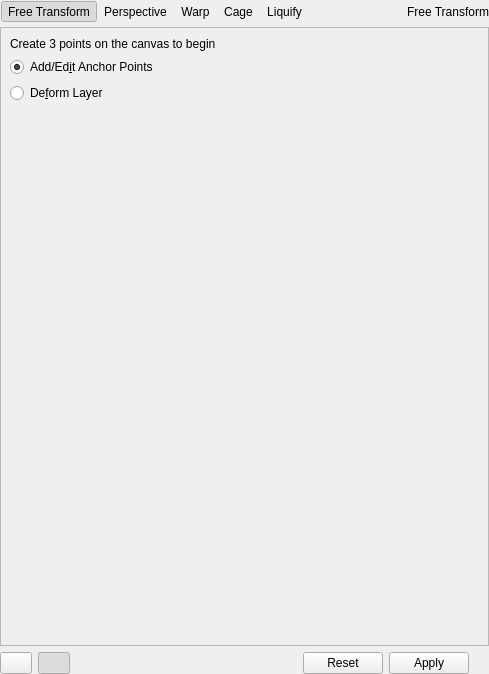
Qt form plugins/tools/tool_transform2/wdg_tool_transform.ui (KDE/krita) before a commit.
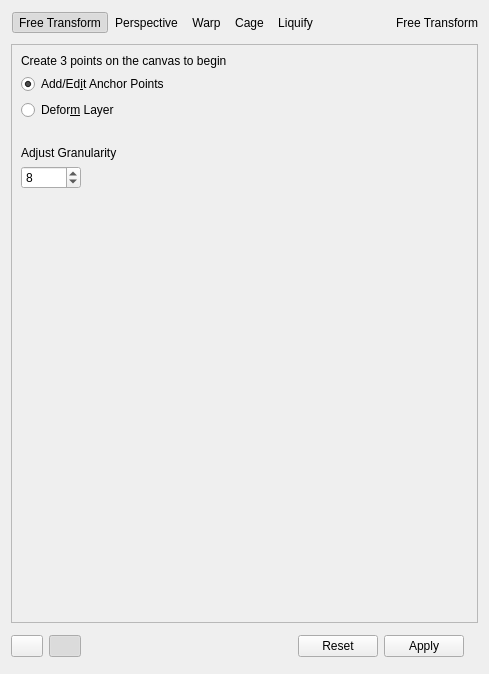
The same form after that commit. The open tabs and pages were chosen to show the change. Custom widgets are drawn as their Qt base class.

Commit message:
Added a QSpinBox to adjust granularity while doing transforms
Summary:
The patch adds a QSpinBox to the transform tool options to adjust the granularity while doing transforms.

This patch fixes real transformation granularity only, preview
granularity will be solved in the following patches.

CCBUG:344210

Reviewers: #krita, rempt, dkazakov
Reviewed By: #krita, dkazakov
Subscribers: #krita
Tags: #krita

```diff
--- a/plugins/tools/tool_transform2/wdg_tool_transform.ui
+++ b/plugins/tools/tool_transform2/wdg_tool_transform.ui
@@ -38,21 +38,6 @@
    <enum>Qt::LeftToRight</enum>
   </property>
   <layout class="QVBoxLayout" name="verticalLayout_5">
-   <property name="spacing">
-    <number>0</number>
-   </property>
-   <property name="leftMargin">
-    <number>0</number>
-   </property>
-   <property name="topMargin">
-    <number>0</number>
-   </property>
-   <property name="rightMargin">
-    <number>0</number>
-   </property>
-   <property name="bottomMargin">
-    <number>0</number>
-   </property>
    <item>
     <layout class="QHBoxLayout" name="horizontalLayout">
      <property name="bottomMargin">
@@ -1642,6 +1627,12 @@
       </layout>
      </widget>
      <widget class="QWidget" name="cageTransformPage">
+      <property name="layoutDirection">
+       <enum>Qt::LeftToRight</enum>
+      </property>
+      <property name="autoFillBackground">
+       <bool>false</bool>
+      </property>
       <layout class="QVBoxLayout" name="verticalLayout_6">
        <item>
         <widget class="QLabel" name="cageTransformDirections">
@@ -1669,7 +1660,7 @@
           <bool>true</bool>
          </property>
          <property name="text">
-          <string>De&amp;form Layer</string>
+          <string>Defor&amp;m Layer</string>
          </property>
          <attribute name="buttonGroup">
           <string notr="true">cageTransformButtonGroup</string>
@@ -1677,7 +1668,58 @@
         </widget>
        </item>
        <item>
-        <spacer name="verticalSpacer_4">
+        <spacer name="verticalSpacer_3">
+         <property name="orientation">
+          <enum>Qt::Vertical</enum>
+         </property>
+         <property name="sizeType">
+          <enum>QSizePolicy::Minimum</enum>
+         </property>
+         <property name="sizeHint" stdset="0">
+          <size>
+           <width>20</width>
+           <height>20</height>
+          </size>
+         </property>
+        </spacer>
+       </item>
+       <item>
+        <widget class="QLabel" name="label_3">
+         <property name="text">
+          <string>Adjust Granularity</string>
+         </property>
+        </widget>
+       </item>
+       <item>
+        <widget class="QSpinBox" name="changeGranularity">
+         <property name="sizePolicy">
+          <sizepolicy hsizetype="Fixed" vsizetype="Fixed">
+           <horstretch>0</horstretch>
+           <verstretch>0</verstretch>
+          </sizepolicy>
+         </property>
+         <property name="maximumSize">
+          <size>
+           <width>60</width>
+           <height>16777215</height>
+          </size>
+         </property>
+         <property name="toolTip">
+          <string>Set Granularity</string>
+         </property>
+         <property name="inputMethodHints">
+          <set>Qt::ImhNone</set>
+         </property>
+         <property name="maximum">
+          <number>20</number>
+         </property>
+         <property name="value">
+          <number>8</number>
+         </property>
+        </widget>
+       </item>
+       <item>
+        <spacer name="verticalSpacer">
          <property name="orientation">
           <enum>Qt::Vertical</enum>
          </property>
```
Left out of the diff: 8 changed lines with no effect on the pictures. The commit also changes 5 other files.
